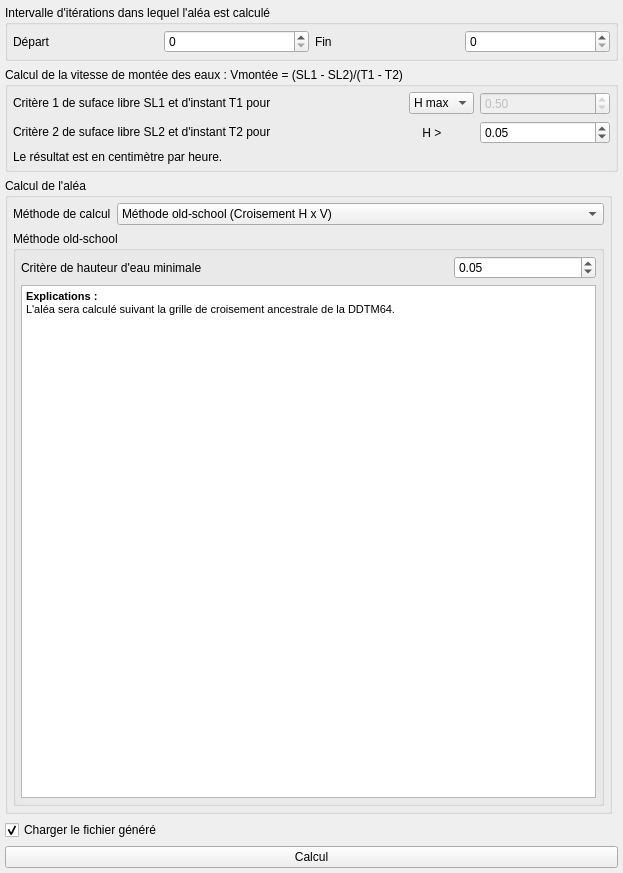
Qt form PostTelemac/meshlayertools/AleaTool.ui (nicogodet/PostTelemac) before a commit.
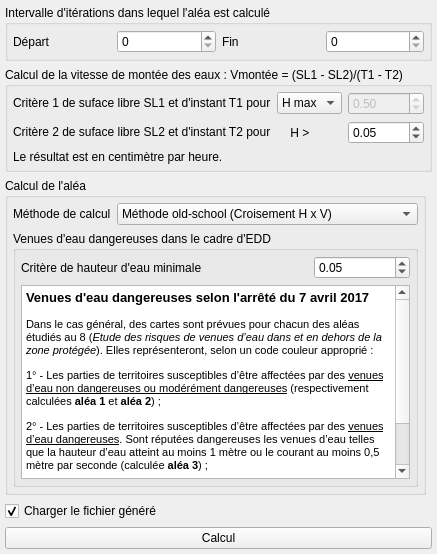
The same form after that commit. The open tabs and pages were chosen to show the change. Icons and pictures are not drawn.

Commit message: Ajout du calcul des venues d'eau dangereuses dans le module Aléa

The edit to the form file:
```diff
--- a/PostTelemac/meshlayertools/AleaTool.ui
+++ b/PostTelemac/meshlayertools/AleaTool.ui
@@ -6,10 +6,22 @@
    <rect>
     <x>0</x>
     <y>0</y>
-    <width>623</width>
-    <height>873</height>
+    <width>420</width>
+    <height>514</height>
    </rect>
   </property>
+  <property name="sizePolicy">
+   <sizepolicy hsizetype="Minimum" vsizetype="Minimum">
+    <horstretch>0</horstretch>
+    <verstretch>0</verstretch>
+   </sizepolicy>
+  </property>
+  <property name="maximumSize">
+   <size>
+    <width>16777215</width>
+    <height>550</height>
+   </size>
+  </property>
   <property name="windowTitle">
    <string>Form</string>
   </property>
@@ -218,6 +230,12 @@
    </item>
    <item row="2" column="0">
     <widget class="QGroupBox" name="gridGroupBox">
+     <property name="sizePolicy">
+      <sizepolicy hsizetype="Minimum" vsizetype="Minimum">
+       <horstretch>0</horstretch>
+       <verstretch>0</verstretch>
+      </sizepolicy>
+     </property>
      <property name="title">
       <string>Calcul de l'aléa</string>
      </property>
@@ -265,10 +283,22 @@
        <layout class="QGridLayout" name="gridLayout_5">
         <item row="0" column="0">
          <widget class="QStackedWidget" name="stackedWidget">
+          <property name="sizePolicy">
+           <sizepolicy hsizetype="Minimum" vsizetype="Minimum">
+            <horstretch>0</horstretch>
+            <verstretch>0</verstretch>
+           </sizepolicy>
+          </property>
           <property name="currentIndex">
            <number>0</number>
           </property>
           <widget class="QWidget" name="page">
+           <property name="sizePolicy">
+            <sizepolicy hsizetype="Minimum" vsizetype="Minimum">
+             <horstretch>0</horstretch>
+             <verstretch>0</verstretch>
+            </sizepolicy>
+           </property>
            <layout class="QGridLayout" name="gridLayout_6">
             <property name="leftMargin">
              <number>0</number>
@@ -285,7 +315,7 @@
             <item row="0" column="0">
              <widget class="QGroupBox" name="verticalGroupBox">
               <property name="sizePolicy">
-               <sizepolicy hsizetype="MinimumExpanding" vsizetype="MinimumExpanding">
+               <sizepolicy hsizetype="Minimum" vsizetype="Minimum">
                 <horstretch>0</horstretch>
                 <verstretch>0</verstretch>
                </sizepolicy>
@@ -342,7 +372,7 @@
 &lt;html&gt;&lt;head&gt;&lt;meta name=&quot;qrichtext&quot; content=&quot;1&quot; /&gt;&lt;style type=&quot;text/css&quot;&gt;
 p, li { white-space: pre-wrap; }
 &lt;/style&gt;&lt;/head&gt;&lt;body style=&quot; font-family:'MS Shell Dlg 2'; font-size:8.25pt; font-weight:400; font-style:normal;&quot;&gt;
-&lt;p style=&quot; margin-top:0px; margin-bottom:0px; margin-left:0px; margin-right:0px; -qt-block-indent:0; text-indent:0px;&quot;&gt;&lt;span style=&quot; font-weight:600;&quot;&gt;Explications :&lt;/span&gt;&lt;/p&gt;
+&lt;p style=&quot; margin-top:0px; margin-bottom:0px; margin-left:0px; margin-right:0px; -qt-block-indent:0; text-indent:0px;&quot;&gt;&lt;span style=&quot; font-size:10pt; font-weight:600;&quot;&gt;Explications :&lt;/span&gt;&lt;/p&gt;
 &lt;p style=&quot; margin-top:0px; margin-bottom:0px; margin-left:0px; margin-right:0px; -qt-block-indent:0; text-indent:0px;&quot;&gt;L'aléa sera calculé suivant la grille de croisement ancestrale de la DDTM64.&lt;/p&gt;
 &lt;p style=&quot; margin-top:0px; margin-bottom:0px; margin-left:0px; margin-right:0px; -qt-block-indent:0; text-indent:0px;&quot;&gt;&lt;img src=&quot;:/plugins/PostTelemac/icons/tools/Grille_alea.jpg&quot; /&gt;&lt;/p&gt;&lt;/body&gt;&lt;/html&gt;</string>
                  </property>
@@ -442,6 +472,109 @@
             </item>
            </layout>
           </widget>
+          <widget class="QWidget" name="page_3">
+           <property name="sizePolicy">
+            <sizepolicy hsizetype="Minimum" vsizetype="Minimum">
+             <horstretch>0</horstretch>
+             <verstretch>0</verstretch>
+            </sizepolicy>
+           </property>
+           <property name="minimumSize">
+            <size>
+             <width>0</width>
+             <height>0</height>
+            </size>
+           </property>
+           <property name="styleSheet">
+            <string notr="true"/>
+           </property>
+           <layout class="QGridLayout" name="gridLayout_10">
+            <property name="leftMargin">
+             <number>0</number>
+            </property>
+            <property name="topMargin">
+             <number>0</number>
+            </property>
+            <property name="rightMargin">
+             <number>0</number>
+            </property>
+            <property name="bottomMargin">
+             <number>0</number>
+            </property>
+            <item row="0" column="0">
+             <widget class="QGroupBox" name="gridGroupBox">
+              <property name="sizePolicy">
+               <sizepolicy hsizetype="Minimum" vsizetype="Minimum">
+                <horstretch>0</horstretch>
+                <verstretch>0</verstretch>
+               </sizepolicy>
+              </property>
+              <property name="title">
+               <string>Venues d'eau dangereuses dans le cadre d'EDD</string>
+              </property>
+              <layout class="QGridLayout" name="gridLayout_9" columnstretch="3,1">
+               <property name="leftMargin">
+                <number>5</number>
+               </property>
+               <property name="topMargin">
+                <number>5</number>
+               </property>
+               <property name="rightMargin">
+                <number>5</number>
+               </property>
+               <property name="bottomMargin">
+                <number>5</number>
+               </property>
+               <item row="0" column="0">
+                <widget class="QLabel" name="label_8">
+                 <property name="sizePolicy">
+                  <sizepolicy hsizetype="Minimum" vsizetype="Minimum">
+                   <horstretch>0</horstretch>
+                   <verstretch>0</verstretch>
+                  </sizepolicy>
+                 </property>
+                 <property name="text">
+                  <string>Critère de hauteur d'eau minimale</string>
+                 </property>
+                </widget>
+               </item>
+               <item row="0" column="1">
+                <widget class="QDoubleSpinBox" name="doubleSpinBox_venues_Haleamin">
+                 <property name="singleStep">
+                  <double>0.050000000000000</double>
+                 </property>
+                 <property name="value">
+                  <double>0.050000000000000</double>
+                 </property>
+                </widget>
+               </item>
+               <item row="1" column="0" colspan="2">
+                <widget class="QTextBrowser" name="textBrowser_3">
+                 <property name="sizePolicy">
+                  <sizepolicy hsizetype="Minimum" vsizetype="Minimum">
+                   <horstretch>0</horstretch>
+                   <verstretch>0</verstretch>
+                  </sizepolicy>
+                 </property>
+                 <property name="html">
+                  <string>&lt;!DOCTYPE HTML PUBLIC &quot;-//W3C//DTD HTML 4.0//EN&quot; &quot;http://www.w3.org/TR/REC-html40/strict.dtd&quot;&gt;
+&lt;html&gt;&lt;head&gt;&lt;meta name=&quot;qrichtext&quot; content=&quot;1&quot; /&gt;&lt;style type=&quot;text/css&quot;&gt;
+p, li { white-space: pre-wrap; }
+&lt;/style&gt;&lt;/head&gt;&lt;body style=&quot; font-family:'MS Shell Dlg 2'; font-size:8.25pt; font-weight:400; font-style:normal;&quot;&gt;
+&lt;p style=&quot; margin-top:0px; margin-bottom:0px; margin-left:0px; margin-right:0px; -qt-block-indent:0; text-indent:0px;&quot;&gt;&lt;span style=&quot; font-size:10pt; font-weight:600;&quot;&gt;Venues d'eau dangereuses selon l'arrêté du 7 avril 2017&lt;/span&gt;&lt;/p&gt;
+&lt;p style=&quot;-qt-paragraph-type:empty; margin-top:0px; margin-bottom:0px; margin-left:0px; margin-right:0px; -qt-block-indent:0; text-indent:0px; font-weight:600;&quot;&gt;&lt;br /&gt;&lt;/p&gt;
+&lt;p style=&quot; margin-top:0px; margin-bottom:0px; margin-left:0px; margin-right:0px; -qt-block-indent:0; text-indent:0px;&quot;&gt;&lt;span style=&quot; font-size:8pt;&quot;&gt;Dans le cas général, des cartes sont prévues pour chacun des aléas étudiés au 8 (&lt;/span&gt;&lt;span style=&quot; font-size:8pt; font-style:italic;&quot;&gt;Etude des risques de venues d’eau dans et en dehors de la zone protégée&lt;/span&gt;&lt;span style=&quot; font-size:8pt;&quot;&gt;). Elles représenteront, selon un code couleur approprié : &lt;/span&gt;&lt;/p&gt;
+&lt;p style=&quot; margin-top:12px; margin-bottom:12px; margin-left:0px; margin-right:0px; -qt-block-indent:0; text-indent:0px;&quot;&gt;&lt;span style=&quot; font-size:8pt;&quot;&gt;1° - Les parties de territoires susceptibles d’être affectées par des &lt;/span&gt;&lt;span style=&quot; font-size:8pt; text-decoration: underline;&quot;&gt;venues d’eau non dangereuses ou modérément dangereuses&lt;/span&gt;&lt;span style=&quot; font-size:8pt;&quot;&gt; (respectivement calculées &lt;/span&gt;&lt;span style=&quot; font-size:8pt; font-weight:600;&quot;&gt;aléa 1&lt;/span&gt;&lt;span style=&quot; font-size:8pt;&quot;&gt; et &lt;/span&gt;&lt;span style=&quot; font-size:8pt; font-weight:600;&quot;&gt;aléa 2&lt;/span&gt;&lt;span style=&quot; font-size:8pt;&quot;&gt;) ; &lt;/span&gt;&lt;/p&gt;
+&lt;p style=&quot; margin-top:12px; margin-bottom:12px; margin-left:0px; margin-right:0px; -qt-block-indent:0; text-indent:0px;&quot;&gt;&lt;span style=&quot; font-size:8pt;&quot;&gt;2° - Les parties de territoires susceptibles d’être affectées par des &lt;/span&gt;&lt;span style=&quot; font-size:8pt; text-decoration: underline;&quot;&gt;venues d’eau dangereuses&lt;/span&gt;&lt;span style=&quot; font-size:8pt;&quot;&gt;. Sont réputées dangereuses les venues d’eau telles que la hauteur d’eau atteint au moins 1 mètre ou le courant au moins 0,5 mètre par seconde (calculée &lt;/span&gt;&lt;span style=&quot; font-size:8pt; font-weight:600;&quot;&gt;aléa 3&lt;/span&gt;&lt;span style=&quot; font-size:8pt;&quot;&gt;) ; &lt;/span&gt;&lt;/p&gt;
+&lt;p style=&quot; margin-top:12px; margin-bottom:12px; margin-left:0px; margin-right:0px; -qt-block-indent:0; text-indent:0px;&quot;&gt;&lt;span style=&quot; font-size:8pt;&quot;&gt;3° - Les parties de territoires où les &lt;/span&gt;&lt;span style=&quot; font-size:8pt; text-decoration: underline;&quot;&gt;venues d’eau peuvent être particulièrement dangereuses&lt;/span&gt;&lt;span style=&quot; font-size:8pt;&quot;&gt; en raison de l’existence de points bas ou d’un effet cuvette ou de l’existence d’une zone de dissipation d’énergie importante (calculée &lt;/span&gt;&lt;span style=&quot; font-size:8pt; font-weight:600;&quot;&gt;aléa 4&lt;/span&gt;&lt;span style=&quot; font-size:8pt;&quot;&gt;).&lt;/span&gt;&lt;/p&gt;&lt;/body&gt;&lt;/html&gt;</string>
+                 </property>
+                </widget>
+               </item>
+              </layout>
+             </widget>
+            </item>
+           </layout>
+          </widget>
          </widget>
         </item>
        </layout>
```
Left out of the diff: 21 changed lines with no effect on the pictures. The commit also changes 1 other file.
